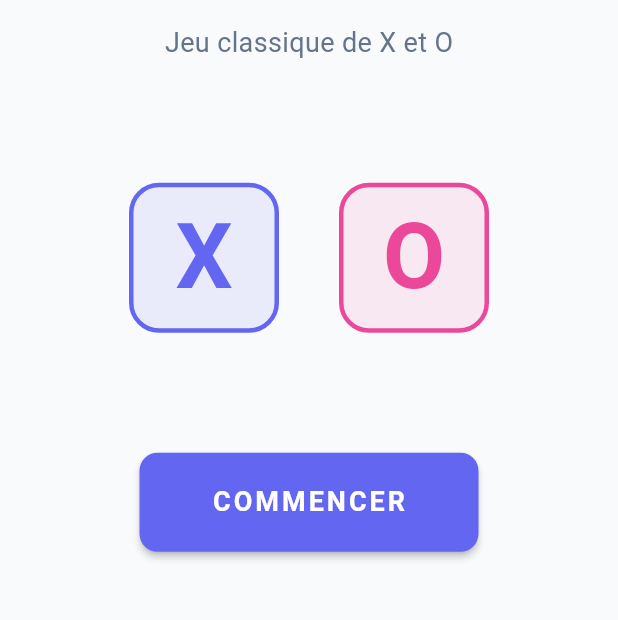
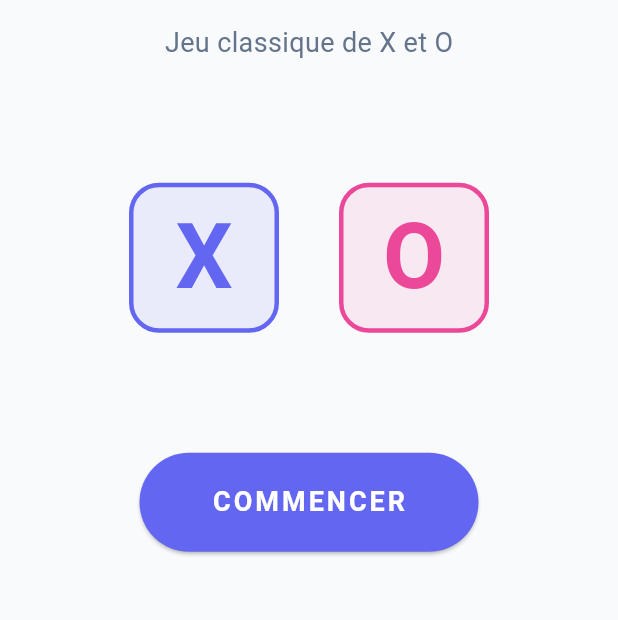
Before and after one commit to TheophileGreg/tictactoe-betclic, a Flutter app: the screen it shows after launch, on a phone screen of 412 x 824 dp, the part 394-1014 px from its top. Run offline on Flutter 3.47's test engine with Material 3 defaults, Android fonts, the phone set to English and light mode, and no system bars; our stand-ins replace equatable, flutter_bloc.

Commit message:
remove cardThemeData

```diff
--- a/lib/core/theme/app_theme.dart
+++ b/lib/core/theme/app_theme.dart
@@ -40,22 +40,6 @@ class AppTheme {
         brightness: Brightness.light,
       ),
       scaffoldBackgroundColor: backgroundColor,
-      cardTheme: CardThemeData(
-        elevation: 2,
-        shape: RoundedRectangleBorder(
-          borderRadius: BorderRadius.circular(16),
-        ),
-        color: surfaceColor,
-      ),
-      elevatedButtonTheme: ElevatedButtonThemeData(
-        style: ElevatedButton.styleFrom(
-          padding: const EdgeInsets.symmetric(horizontal: 32, vertical: 16),
-          shape: RoundedRectangleBorder(
-            borderRadius: BorderRadius.circular(12),
-          ),
-          elevation: 2,
-        ),
-      ),
       textButtonTheme: TextButtonThemeData(
         style: TextButton.styleFrom(
           padding: const EdgeInsets.symmetric(horizontal: 24, vertical: 12),
```
